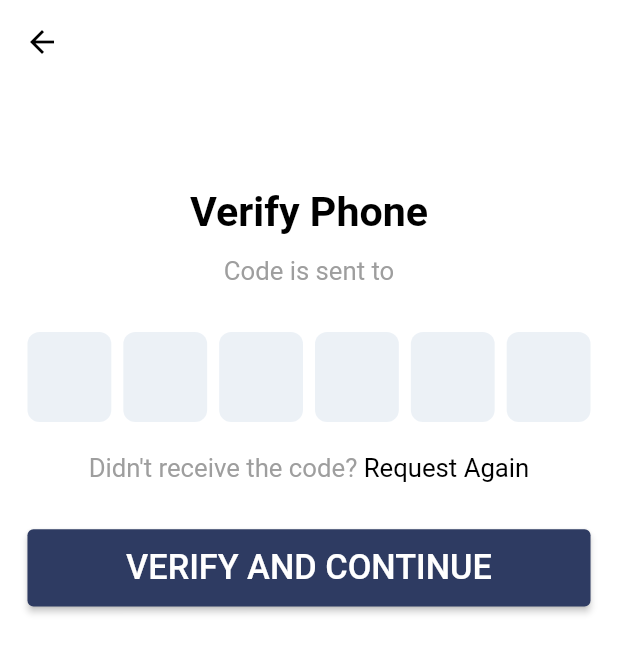
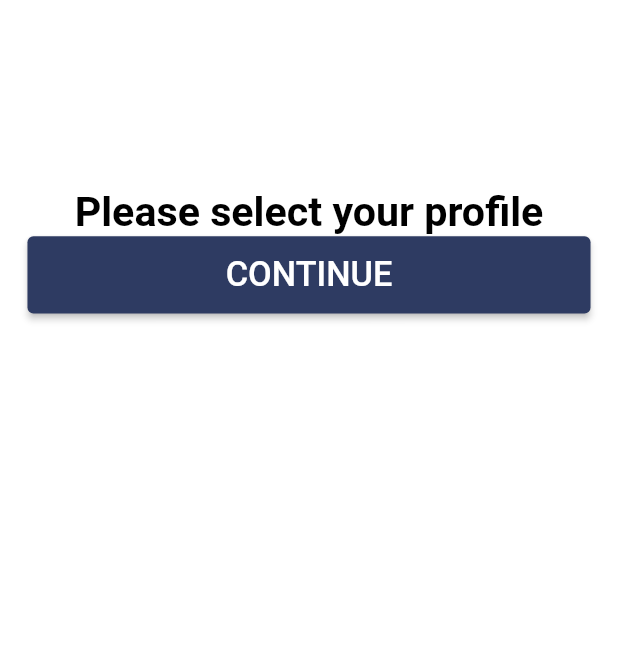
Before and after one commit to Dapo-dan/firebase-phone-authentication, a Flutter app: the VerifyNumber screen opened directly with empty values, after a tap on "VERIFY AND CONTINUE", on a phone screen of 412 x 824 dp. Shown: the top 653 px of the screen. Run offline on Flutter 3.47's test engine with Material 2 defaults, Android fonts, the light colour scheme and no system bars; drawn by our look-alikes of pinput; our stand-ins replace firebase_auth, firebase_core, flutter_screenutil, get, get_storage, intl_phone_field; accounts and stored records are empty; network calls fail.

Commit message:
updated pages

```diff
--- a/lib/screens/enter_number.dart
+++ b/lib/screens/enter_number.dart
@@ -71,7 +71,8 @@ class EnterNumber extends StatelessWidget {
                           minimumSize: Size(328.w, 40.h),
                           primary: AppColors.buttonColor),
                       onPressed: () {
-                        Get.to(() => VerifyNumber(phoneNumber.text));
+                        print('+234${phoneNumber.text}');
+                        Get.to(() => VerifyNumber('+234${phoneNumber.text}'));
                       },
                       child: Text(
                         'Continue'.toUpperCase(),
--- a/lib/screens/select_profile.dart
+++ b/lib/screens/select_profile.dart
@@ -0,0 +1,41 @@
+import 'package:flutter/material.dart';
+import 'package:flutter_screenutil/flutter_screenutil.dart';
+import 'package:live_easy_assignment/app/core/values/colors.dart';
+
+class SelectProfile extends StatelessWidget {
+  const SelectProfile({ Key? key }) : super(key: key);
+
+  @override
+  Widget build(BuildContext context) {
+    return Scaffold(
+      appBar: AppBar(leading: const Icon(null)),
+      body: Container(
+        padding: EdgeInsets.symmetric(horizontal: 16.w),
+          height: MediaQuery.of(context).size.height,
+          width: MediaQuery.of(context).size.width,
+          child: Column(children: [
+                          SizedBox(
+                height: 54.h,
+              ),
+                Text(
+                  'Please select your profile',
+                  textAlign: TextAlign.center,
+                  style: TextStyle(
+                      color: Colors.black,
+                      fontSize: 24.0.sp,
+                      fontWeight: FontWeight.bold),
+                ),
+                ElevatedButton(
+                  style: ElevatedButton.styleFrom(
+                      minimumSize: Size(328.w, 40.h),
+                      primary: AppColors.buttonColor),
+                  onPressed: () {},
+                  child: Text(
+                    'Continue'.toUpperCase(),
+                    style: TextStyle(fontSize: 20.0.sp, color: Colors.white),
+                  ))
+          ],)
+      ),
+    );
+  }
+}
--- a/lib/screens/verify_number.dart
+++ b/lib/screens/verify_number.dart
@@ -2,7 +2,9 @@ import 'package:firebase_auth/firebase_auth.dart';
 import 'package:flutter/cupertino.dart';
 import 'package:flutter/material.dart';
 import 'package:flutter_screenutil/flutter_screenutil.dart';
+import 'package:get/get.dart';
 import 'package:live_easy_assignment/app/core/values/colors.dart';
+import 'package:live_easy_assignment/screens/select_profile.dart';
 import 'package:pinput/pinput.dart';
 
 class VerifyNumber extends StatefulWidget {
@@ -23,15 +25,13 @@ class _VerifyNumberState extends State<VerifyNumber> {
       borderRadius: BorderRadius.circular(10),
       border: Border.all(color: const Color.fromARGB(126, 203, 224, 1)));
   final defaultPinTheme = PinTheme(
-    width: 56,
-    height: 56,
-    textStyle: const TextStyle(
-        fontSize: 20,
-        color: Color.fromRGBO(30, 60, 87, 1),
-        fontWeight: FontWeight.w600),
+    width: 48.w,
+    height: 48.w,
+    textStyle: TextStyle(
+        fontSize: 20.sp, color: AppColors.black, fontWeight: FontWeight.w600),
     decoration: BoxDecoration(
-      border: Border.all(color: const Color.fromRGBO(234, 239, 243, 1)),
-      borderRadius: BorderRadius.circular(20),
+      color: AppColors.verifyBox,
+      border: Border.all(color: AppColors.verifyBox),
     ),
   );
 
@@ -80,12 +80,13 @@ class _VerifyNumberState extends State<VerifyNumber> {
                       AndroidSmsAutofillMethod.smsRetrieverApi,
                   focusNode: _pinPutFocusNode,
                   controller: _pinPutController,
+                  defaultPinTheme: defaultPinTheme,
                   focusedPinTheme: defaultPinTheme.copyDecorationWith(
                     border: Border.all(color: AppColors.verifyBox),
                   ),
                   submittedPinTheme: defaultPinTheme.copyWith(
                       decoration: defaultPinTheme.decoration!.copyWith(
-                    color: const Color.fromRGBO(234, 239, 243, 1),
+                    color: AppColors.verifyBox,
                   )),
                   onSubmitted: (pin) async {
                     try {
@@ -138,7 +139,9 @@ class _VerifyNumberState extends State<VerifyNumber> {
                   style: ElevatedButton.styleFrom(
                       minimumSize: Size(328.w, 40.h),
                       primary: AppColors.buttonColor),
-                  onPressed: () {},
+                  onPressed: () {
+                    Get.to(() => const SelectProfile());
+                  },
                   child: Text(
                     'Verify and continue'.toUpperCase(),
                     style: TextStyle(fontSize: 20.0.sp, color: Colors.white),
```
Also changed, not shown: lib/screens/edit_profile.dart (deleted).
